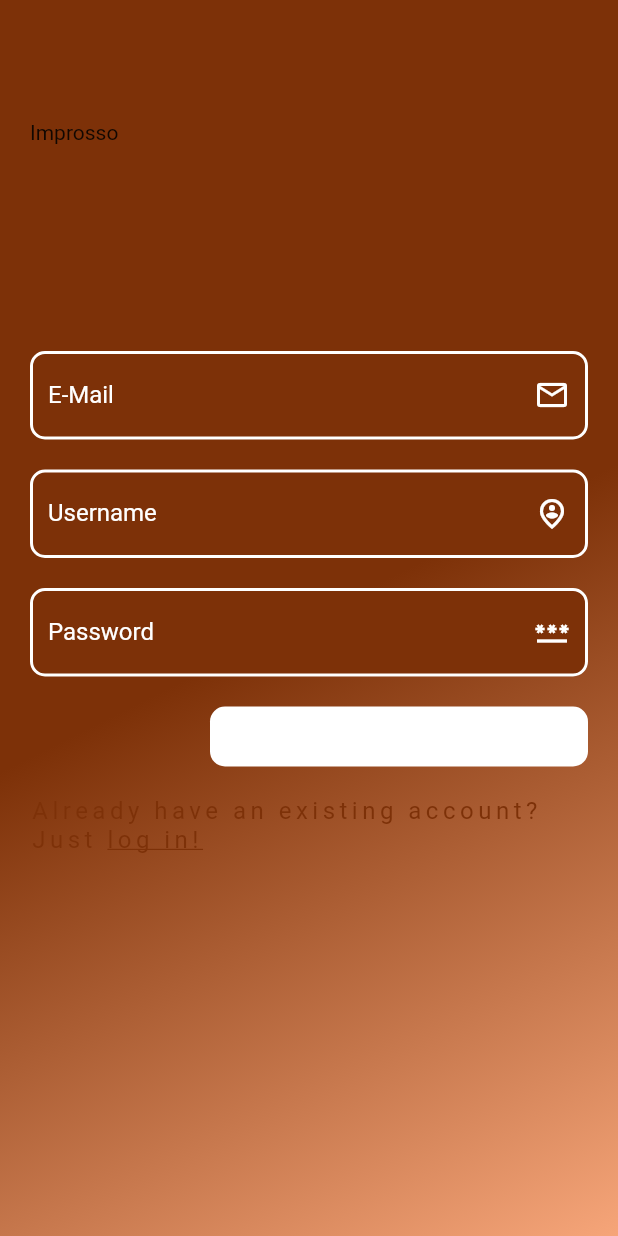
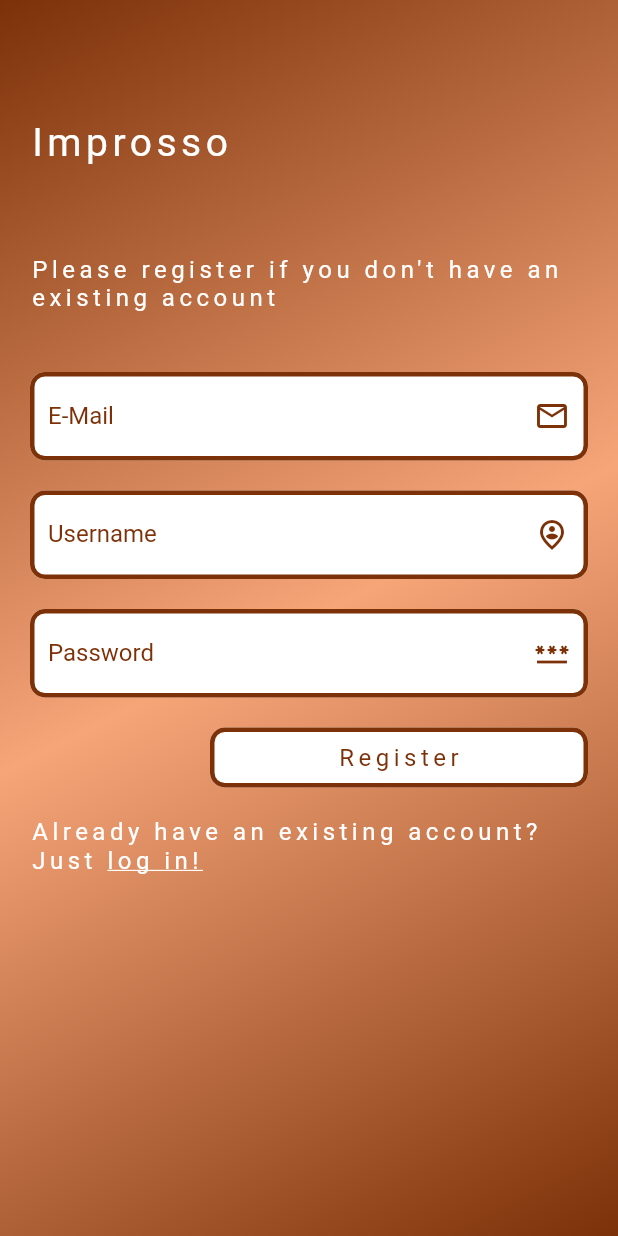
Before and after one commit to EliasReutelsterz/spa, a Flutter app: the RegisterPage screen opened by its route, on a phone screen of 412 x 824 dp. Run offline on Flutter 3.47's test engine with Material 2 defaults, Android fonts, the phone set to English and light mode, and no system bars; our stand-ins replace auto_route, bloc, cloud_firestore, dartz, firebase_auth, firebase_core and 2 more; accounts and stored records are empty; Roboto replaces fonts that are missing (Rubik).

```diff
--- a/lib/application/auth/auth_bloc/auth_event.dart
+++ b/lib/application/auth/auth_bloc/auth_event.dart
@@ -7,4 +7,9 @@ class SignOutPressedEvent extends AuthEvent {
   SignOutPressedEvent({required this.context});
 }
 
+class DeleteAccountPressedEvent extends AuthEvent {
+  final dynamic context;
+  DeleteAccountPressedEvent({required this.context});
+}
+
 class AuthCheckRequestedEvent extends AuthEvent {}
--- a/lib/domain/auth_domain/repositories/auth_repository.dart
+++ b/lib/domain/auth_domain/repositories/auth_repository.dart
@@ -10,7 +10,7 @@ abstract class AuthRepository {
   Future<Either<AuthFailure, Unit>> loginWithEmailAndPassword(
       {required String email, required String password});
 
-  Future<void> logOut();
+  Future<void> logOut({required dynamic context});
 
   Option<CustomUser> getSignedInUser();
 }
--- a/lib/main.dart
+++ b/lib/main.dart
@@ -13,10 +13,10 @@ void main() async {
     options: DefaultFirebaseOptions.currentPlatform,
   );
   await di.init();
-  runApp(Impresso());
+  runApp(Improsso());
 }
 
-class Impresso extends StatelessWidget {
+class Improsso extends StatelessWidget {
   final _appRouter = r.AppRouter();
 
   @override
--- a/lib/presentation/account/account.dart
+++ b/lib/presentation/account/account.dart
@@ -1,4 +1,5 @@
 import 'package:flutter/material.dart';
+import 'package:improsso/presentation/account/buttons/delete_account_button.dart';
 import 'package:improsso/presentation/account/buttons/log_out_button.dart';
 
 class Account extends StatefulWidget {
@@ -11,12 +12,17 @@ class Account extends StatefulWidget {
 class _AccountState extends State<Account> {
   @override
   Widget build(BuildContext context) {
+    final TextStyle _style = Theme.of(context)
+        .textTheme
+        .headline2!
+        .copyWith(fontSize: 20, color: Theme.of(context).colorScheme.onPrimary);
     return Scaffold(
       body: SingleChildScrollView(
         physics: const BouncingScrollPhysics(),
         child: Column(children: [
           Text("AccountPage"),
           LogOutButton(),
+          DeleteAccountButton(style: _style),
         ]),
       ),
     );
--- a/lib/presentation/account/buttons/log_out_button.dart
+++ b/lib/presentation/account/buttons/log_out_button.dart
@@ -1,6 +1,8 @@
+import 'package:auto_route/auto_route.dart';
 import 'package:flutter/material.dart';
 import 'package:flutter_bloc/flutter_bloc.dart';
 import 'package:improsso/application/auth/auth_bloc/auth_bloc.dart';
+import 'package:improsso/routes/router.gr.dart';
 
 class LogOutButton extends StatelessWidget {
   const LogOutButton({Key? key}) : super(key: key);
--- a/lib/presentation/signup/login_page.dart
+++ b/lib/presentation/signup/login_page.dart
@@ -16,8 +16,8 @@ class LoginPage extends StatelessWidget {
             end: Alignment.bottomRight,
             colors: [
               Theme.of(context).colorScheme.primary,
+              Theme.of(context).colorScheme.secondary,
               Theme.of(context).colorScheme.primary,
-              Theme.of(context).colorScheme.secondary
             ]),
       ),
       child: Scaffold(
--- a/lib/presentation/signup/register_page.dart
+++ b/lib/presentation/signup/register_page.dart
@@ -16,8 +16,8 @@ class RegisterPage extends StatelessWidget {
             end: Alignment.bottomRight,
             colors: [
               Theme.of(context).colorScheme.primary,
+              Theme.of(context).colorScheme.secondary,
               Theme.of(context).colorScheme.primary,
-              Theme.of(context).colorScheme.secondary
             ]),
       ),
       child: Scaffold(
--- a/lib/presentation/signup/widgets/login_register_button.dart
+++ b/lib/presentation/signup/widgets/login_register_button.dart
@@ -17,6 +17,9 @@ class LoginRegisterButton extends StatelessWidget {
         height: 40,
         child: ElevatedButton(
           style: ButtonStyle(
+              side: MaterialStateProperty.all<BorderSide>(
+                BorderSide(color: themeData.colorScheme.primary, width: 3),
+              ),
               backgroundColor: MaterialStateProperty.all<Color>(
                   themeData.colorScheme.onPrimary),
               elevation: MaterialStateProperty.all<double>(0.0),
@@ -30,6 +33,7 @@ class LoginRegisterButton extends StatelessWidget {
               child: Text(
                 this.buttonText,
                 style: themeData.textTheme.bodyText1!.copyWith(
+                  color: themeData.colorScheme.primary,
                   fontSize: 16,
                   fontWeight: FontWeight.w400,
                   letterSpacing: 3,
--- a/lib/presentation/signup/widgets/register_form.dart
+++ b/lib/presentation/signup/widgets/register_form.dart
@@ -63,7 +63,14 @@ class RegisterForm extends StatelessWidget {
             padding: const EdgeInsets.symmetric(horizontal: 20),
             children: [
               const SizedBox(height: 80),
-              const Text("Improsso"),
+              Text(
+                "Improsso",
+                style: themeData.textTheme.bodyText2!.copyWith(
+                    fontSize: 26,
+                    fontWeight: FontWeight.w400,
+                    letterSpacing: 3,
+                    color: themeData.colorScheme.onPrimary),
+              ),
               const SizedBox(height: 60),
               Text(
                 "Please register if you don't have an existing account",
@@ -71,89 +78,83 @@ class RegisterForm extends StatelessWidget {
                     fontSize: 16,
                     fontWeight: FontWeight.w400,
                     letterSpacing: 3,
-                    color: themeData.colorScheme.primaryVariant),
+                    color: themeData.colorScheme.onPrimary),
               ),
               const SizedBox(height: 40),
               TextFormField(
                 keyboardType: TextInputType.emailAddress,
                 autocorrect: false,
-                style:
-                    TextStyle(color: Theme.of(context).colorScheme.onPrimary),
+                style: TextStyle(color: Theme.of(context).colorScheme.primary),
                 decoration: InputDecoration(
                     suffixIcon: Icon(Icons.email_outlined,
-                        color: themeData.colorScheme.onPrimary),
+                        color: themeData.colorScheme.primary),
                     enabledBorder: OutlineInputBorder(
                         borderRadius: BorderRadius.circular(10),
                         borderSide: BorderSide(
-                          width: 2,
-                          color: themeData.colorScheme.onPrimary,
+                          width: 3,
+                          color: themeData.colorScheme.primary,
                         )),
                     focusedBorder: OutlineInputBorder(
                         borderRadius: BorderRadius.circular(10),
                         borderSide: BorderSide(
-                            width: 1, color: themeData.colorScheme.onPrimary)),
+                            width: 2, color: themeData.colorScheme.primary)),
                     labelText: "E-Mail",
-                    labelStyle:
-                        TextStyle(color: themeData.colorScheme.onPrimary),
-                    fillColor: themeData.colorScheme.primaryVariant,
+                    labelStyle: TextStyle(color: themeData.colorScheme.primary),
+                    fillColor: themeData.colorScheme.onPrimary,
                     filled: true),
-                cursorColor: themeData.colorScheme.onPrimary,
+                cursorColor: themeData.colorScheme.primary,
                 validator: formValidators.validate_email,
               ),
               const SizedBox(height: 20),
               TextFormField(
                 keyboardType: TextInputType.emailAddress,
                 autocorrect: false,
-                style:
-                    TextStyle(color: Theme.of(context).colorScheme.onPrimary),
+                style: TextStyle(color: Theme.of(context).colorScheme.primary),
                 decoration: InputDecoration(
                     suffixIcon: Icon(Icons.person_pin_circle_outlined,
-                        color: themeData.colorScheme.onPrimary),
+                        color: themeData.colorScheme.primary),
                     enabledBorder: OutlineInputBorder(
                         borderRadius: BorderRadius.circular(10),
                         borderSide: BorderSide(
-                          width: 2,
-                          color: themeData.colorScheme.onPrimary,
+                          width: 3,
+                          color: themeData.colorScheme.primary,
                         )),
                     focusedBorder: OutlineInputBorder(
                         borderRadius: BorderRadius.circular(10),
                         borderSide: BorderSide(
-                            width: 1, color: themeData.colorScheme.onPrimary)),
+                            width: 2, color: themeData.colorScheme.onPrimary)),
                     labelText: "Username",
-                    labelStyle:
-                        TextStyle(color: themeData.colorScheme.onPrimary),
-                    fillColor: themeData.colorScheme.primaryVariant,
+                    labelStyle: TextStyle(color: themeData.colorScheme.primary),
+                    fillColor: themeData.colorScheme.onPrimary,
                     filled: true),
-                cursorColor: themeData.colorScheme.onPrimary,
+                cursorColor: themeData.colorScheme.primary,
                 validator: formValidators.validate_username,
               ),
               const SizedBox(height: 20),
               TextFormField(
                 autocorrect: false,
-                style:
-                    TextStyle(color: Theme.of(context).colorScheme.onPrimary),
+                style: TextStyle(color: themeData.colorScheme.primary),
                 obscureText: true,
                 decoration: InputDecoration(
                     suffixIcon: Icon(
                       Icons.password_outlined,
-                      color: themeData.colorScheme.onPrimary,
+                      color: themeData.colorScheme.primary,
                     ),
                     enabledBorder: OutlineInputBorder(
                         borderRadius: BorderRadius.circular(10),
                         borderSide: BorderSide(
-                          width: 2,
-                          color: themeData.colorScheme.onPrimary,
+                          width: 3,
+                          color: themeData.colorScheme.primary,
                         )),
                     focusedBorder: OutlineInputBorder(
                         borderRadius: BorderRadius.circular(10),
                         borderSide: BorderSide(
-                            width: 1, color: themeData.colorScheme.onPrimary)),
+                            width: 2, color: themeData.colorScheme.primary)),
                     labelText: "Password",
-                    labelStyle:
-                        TextStyle(color: themeData.colorScheme.onPrimary),
-                    fillColor: themeData.colorScheme.primaryVariant,
+                    labelStyle: TextStyle(color: themeData.colorScheme.primary),
+                    fillColor: themeData.colorScheme.onPrimary,
                     filled: true),
-                cursorColor: themeData.colorScheme.primaryVariant,
+                cursorColor: themeData.colorScheme.primary,
                 validator: formValidators.validate_password,
               ),
               const SizedBox(height: 20),
@@ -197,7 +198,7 @@ class RegisterForm extends StatelessWidget {
                         fontSize: 16,
                         fontWeight: FontWeight.w400,
                         letterSpacing: 3,
-                        color: themeData.colorScheme.primaryVariant),
+                        color: themeData.colorScheme.onPrimary),
                   ),
                   TextSpan(
                       text: "log in!",
@@ -205,7 +206,7 @@ class RegisterForm extends StatelessWidget {
                           fontSize: 16,
                           fontWeight: FontWeight.w400,
                           letterSpacing: 3,
-                          color: themeData.colorScheme.primaryVariant,
+                          color: themeData.colorScheme.onPrimary,
                           decoration: TextDecoration.underline),
                       recognizer: TapGestureRecognizer()
                         ..onTap = () {
```
Also changed, not shown: lib/application/auth/auth_bloc/auth_bloc.dart (+17 -1 lines), lib/infrastructure/repositories/auth_repository_impl.dart (+8 -3 lines), lib/presentation/account/buttons/delete_account_button.dart (added, +54 -0 lines), lib/presentation/signup/widgets/login_form.dart (+27 -24 lines), 1 other file.
